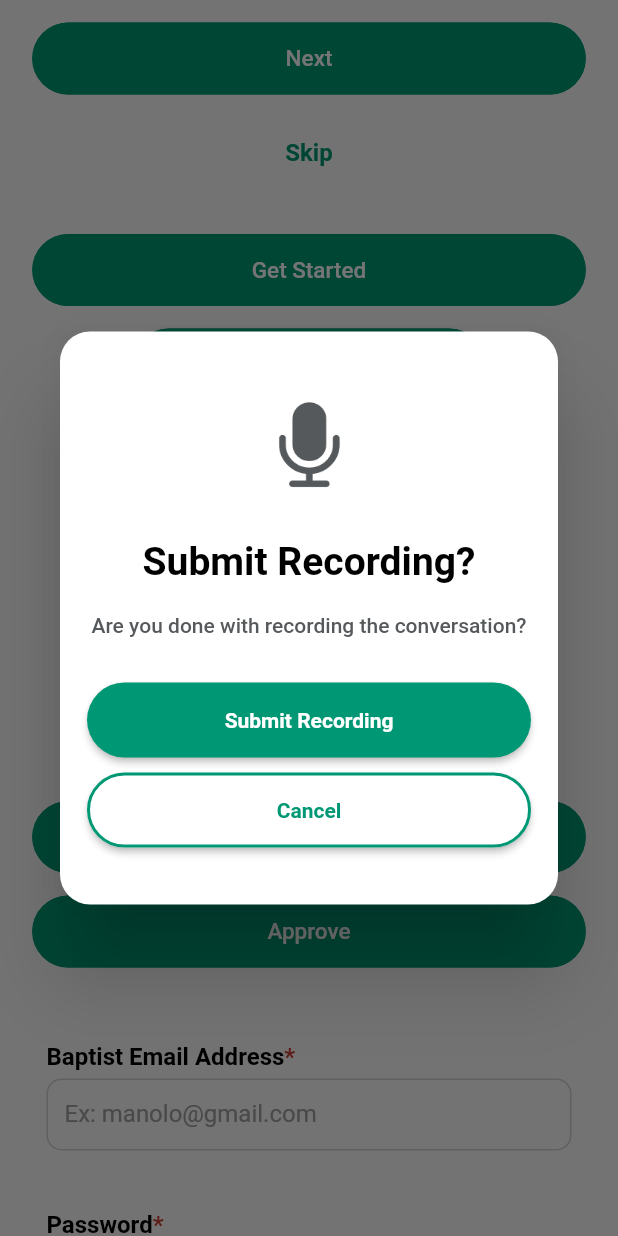
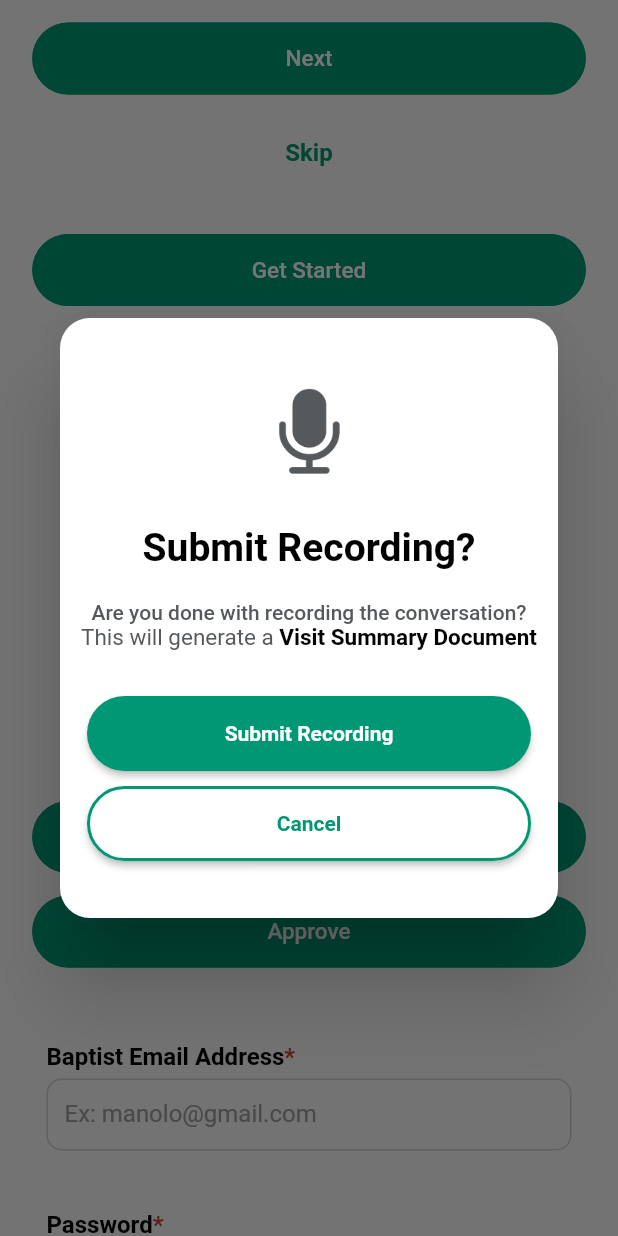
Before and after one commit to rohansolse/recorder_poc, a Flutter app: the screen it shows after launch, after a tap on "Show 1st Dialog", on a phone screen of 412 x 824 dp. Run offline on Flutter 3.47's test engine with Material 2 defaults, Android fonts, the phone set to English and light mode, and no system bars; Roboto replaces fonts that are missing (Archivo).

Commit message:
rich text added

```diff
--- a/lib/audio/widgets/dialog_box/app_dialog_box.dart
+++ b/lib/audio/widgets/dialog_box/app_dialog_box.dart
@@ -8,6 +8,9 @@ class AppDialogBox extends StatelessWidget {
   final String title;
   final String text;
   final String icon;
+  final bool richText;
+  final String? richtextTitle;
+  final String? textSpan;
   final String approveButtonText;
   final String cancelButtonText;
   final Function() onTap;
@@ -19,6 +22,9 @@ class AppDialogBox extends StatelessWidget {
     required this.approveButtonText,
     required this.cancelButtonText,
     required this.onTap,
+    required this.richText,
+    this.richtextTitle,
+    this.textSpan,
   });
 
   static void showAppDialogBox({
@@ -26,6 +32,9 @@ class AppDialogBox extends StatelessWidget {
     required String title,
     required String text,
     required String icon,
+    required bool richText,
+    String? richtextTitle,
+    String? textSpan,
     required String approveButtonText,
     required String cancelButtonText,
     required Function() onTap,
@@ -38,6 +47,9 @@ class AppDialogBox extends StatelessWidget {
           text: text,
           icon: icon,
           onTap: onTap,
+          richtextTitle: richtextTitle,
+          textSpan: textSpan,
+          richText: richText,
           approveButtonText: approveButtonText,
           cancelButtonText: cancelButtonText,
         );
@@ -83,6 +95,30 @@ class AppDialogBox extends StatelessWidget {
                   fontFamily: FontFamilyEnum.roboto,
                 ),
               ),
+              if (richText)
+                Center(
+                  child: RichText(
+                    text: const TextSpan(
+                      text: 'This will generate a ',
+                      style: TextStyle(
+                        color: AppColor.textPrimaryColor,
+                        fontSize: 15,
+                        fontFamily: 'Roboto',
+                      ),
+                      children: [
+                        TextSpan(
+                          text: 'Visit Summary Document',
+                          style: TextStyle(
+                            color: AppColor.dialogTitle,
+                            fontSize: 15,
+                            fontFamily: 'Roboto',
+                            fontWeight: FontWeight.w700,
+                          ),
+                        ),
+                      ],
+                    ),
+                  ),
+                ),
               const SizedBox(height: 30),
               PrimaryButton(
                 title: approveButtonText,
--- a/lib/main.dart
+++ b/lib/main.dart
@@ -123,11 +123,13 @@ class _MyHomePageState extends State<MyHomePage> {
                         onTap: () {
                           Navigator.pop(context);
                         },
+                        richText: true,
+                        richtextTitle: '',
+                        textSpan: '',
                       );
                     },
                     child: const Text('Show 1st Dialog'),
                   ),
-
                   const SizedBox(height: 15),
                   ElevatedButton(
                     onPressed: () {
@@ -141,9 +143,11 @@ class _MyHomePageState extends State<MyHomePage> {
                         onTap: () {
                           Navigator.pop(context);
                         },
+                        richText: false,
                       );
                     },
-                      child: const Text('Show 2nd Dialog')),
+                    child: const Text('Show 2nd Dialog'),
+                  ),
                   const SizedBox(height: 15),
                   ElevatedButton(
                     onPressed: () {
```
Lines whose indentation alone changed are shown as unchanged.
